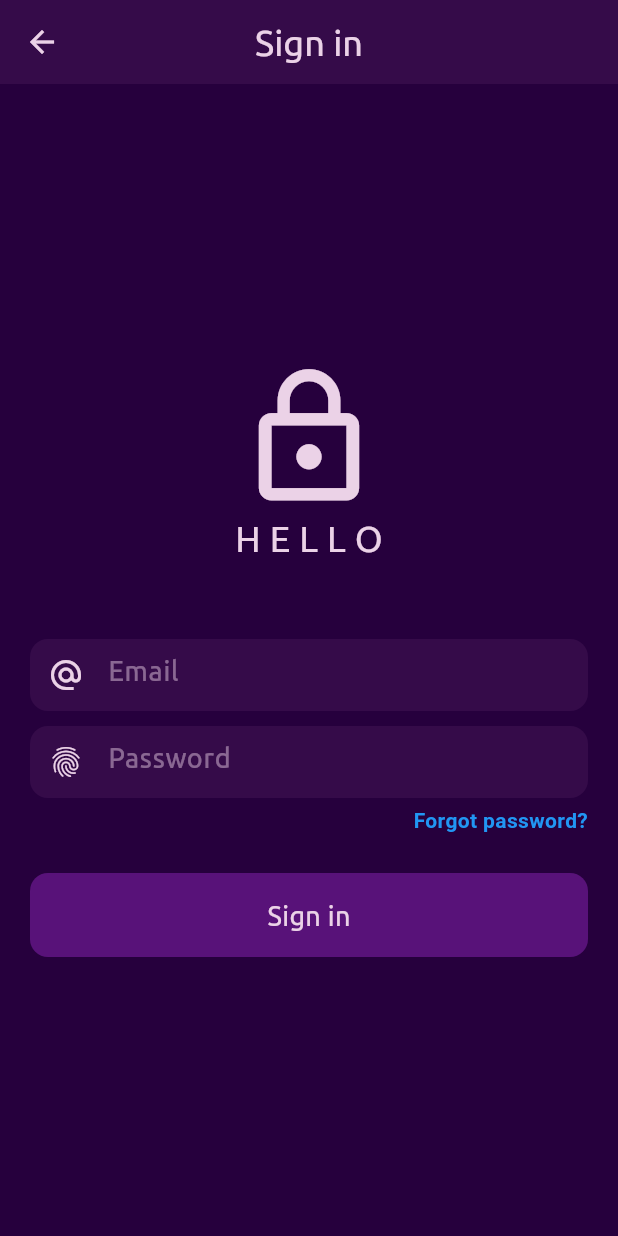
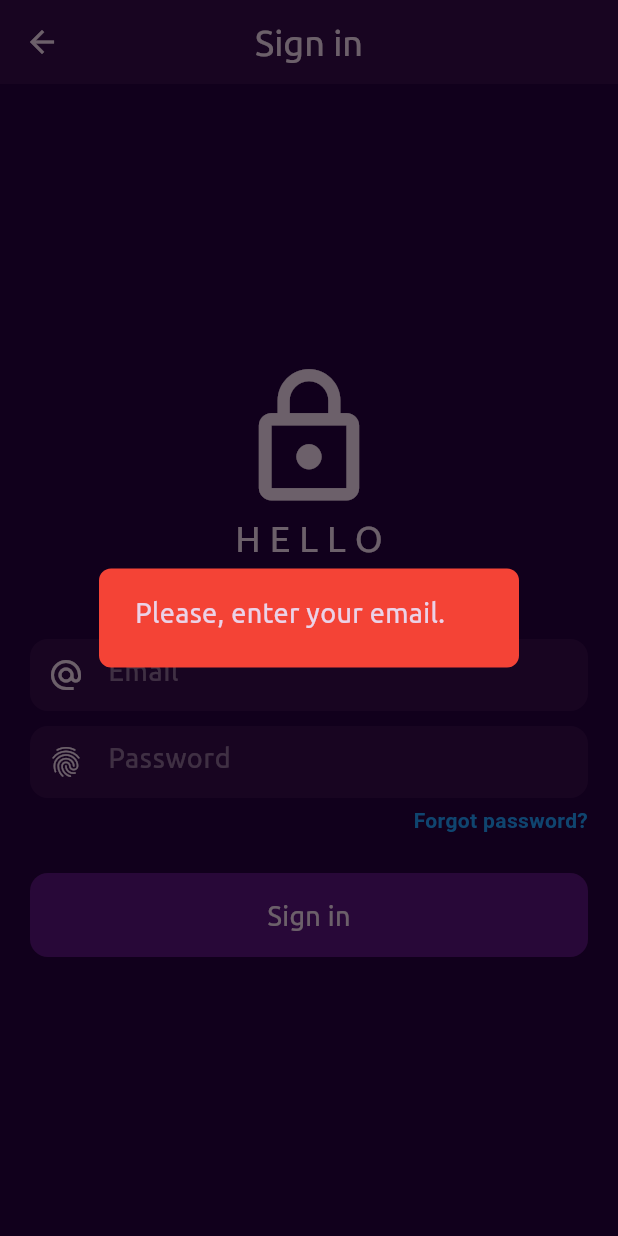
Before and after one commit to 1eG0ist/todo, a Flutter app: the SignIn screen opened directly, after a tap on "Sign in", on a phone screen of 412 x 824 dp. Run offline on Flutter 3.47's test engine with Material 3 defaults, Android fonts, the phone set to English and light mode, and no system bars; our stand-ins replace cloud_firestore, firebase_auth, firebase_core; accounts and stored records are empty.

Commit message:
add loading indicator for registration area and for profile get user data time interval

```diff
--- a/lib/pages/registration_area/sign_in.dart
+++ b/lib/pages/registration_area/sign_in.dart
@@ -1,16 +1,13 @@
 import 'package:cloud_firestore/cloud_firestore.dart';
-import 'package:firebase_core/firebase_core.dart';
 import 'package:firebase_auth/firebase_auth.dart';
 import 'package:flutter/material.dart';
 import 'package:flutter/services.dart';
 import 'package:todo/dialogs.dart';
-import 'package:todo/main.dart';
 import 'package:todo/theme/buttons/container_button_decorations.dart';
 
 import '../../theme/app_theme.dart';
 import '../../theme/text_fields/text_field_decorations/default_text_field_decoration.dart';
 import '../../theme/text_styles.dart';
-import '../home_page_area/home.dart';
 import 'forgot_pw_page.dart';
 
 
@@ -34,46 +31,63 @@ class _SignInState extends State<SignIn> {
   * */
   Future signIn() async {
     try {
+      if (_emailController.text.trim() == "") {
+        showCustomErrDialog(
+            Text("Please, enter your email.", style: mainTextStyle),
+            context
+        );
+      } else if (_passwordController.text.trim() == "") {
+        showCustomErrDialog(
+            Text("Please, enter your password.", style: mainTextStyle),
+            context
+        );
+      } else {
+        showLoadingIndicator(context);
+
         bool emailExists = false;
         await FirebaseFirestore.instance.collection('users')
             .where('email', isEqualTo: _emailController.text.trim())
             .get().then((QuerySnapshot querySnapshot) => {
           querySnapshot.docs.forEach((doc) {
-          print("Zashel suda!!!!!!!!!!!!!!!!!!!!!!!!!!!!!!!!!!!!!!!!!!!!!!!!!!!!!!!!!");
             emailExists = true;
           }),
         });
+
         if (emailExists) {
           await FirebaseAuth.instance.signInWithEmailAndPassword(
               email: _emailController.text.trim(),
               password: _passwordController.text.trim()
           );
+          setState(() {
+            titleIcon = Icon(Icons.lock_open, color: Colors.greenAccent, size: 100,);
+          });
+          Navigator.of(context).pop(); // hide loading indicator
+          Navigator.of(context).pop(); // auto close sign in page when user registered
         } else {
+          setState(() {
+            titleIcon = Icon(Icons.lock_outline, color: Colors.red, size: 100,);
+          });
+          Navigator.of(context).pop(); // hide loading indicator
           showCustomErrDialog(
               Text("This email has not been registered yet! Try to sign up.", style: mainTextStyle),
               context
           );
         }
-
-
-      // if all is okay
-      if (FirebaseAuth.instance.currentUser != null) {
+      }
+    } catch (e) {
       setState(() {
-          titleIcon = Icon(Icons.lock_open, color: Colors.greenAccent, size: 100,);
+        titleIcon = Icon(Icons.lock_outline, color: Colors.red, size: 100,);
       });
-      } else {
-        titleIcon = Icon(Icons.lock_outline, color: Colors.red, size: 100,);
-        showCustomErrDialog(
-            Text("Something went wrong", style: mainTextStyle),
-            context
-        );
-      }
-      Navigator.of(context).pop(); // auto close sign in page when user registered
-    } catch (e) {
+      Navigator.of(context).pop();
       if (e is FirebaseAuthException) {
         if (e.code == "invalid-email") {
           showCustomErrDialog(
               Text("The email field is filled in incorrectly! Try again.", style: mainTextStyle,),
+              context
+          );
+        } else if (e.code == "invalid-credential") {
+          showCustomErrDialog(
+              Text("Wrong password! Try again.", style: mainTextStyle,),
               context
           );
         }
```
Also changed, not shown: lib/dialogs.dart (+9 -0 lines), lib/pages/home_page_area/profile.dart (+19 -14 lines), lib/pages/registration_area/sign_up.dart (+10 -20 lines). Lines whose indentation alone changed are shown as unchanged.
